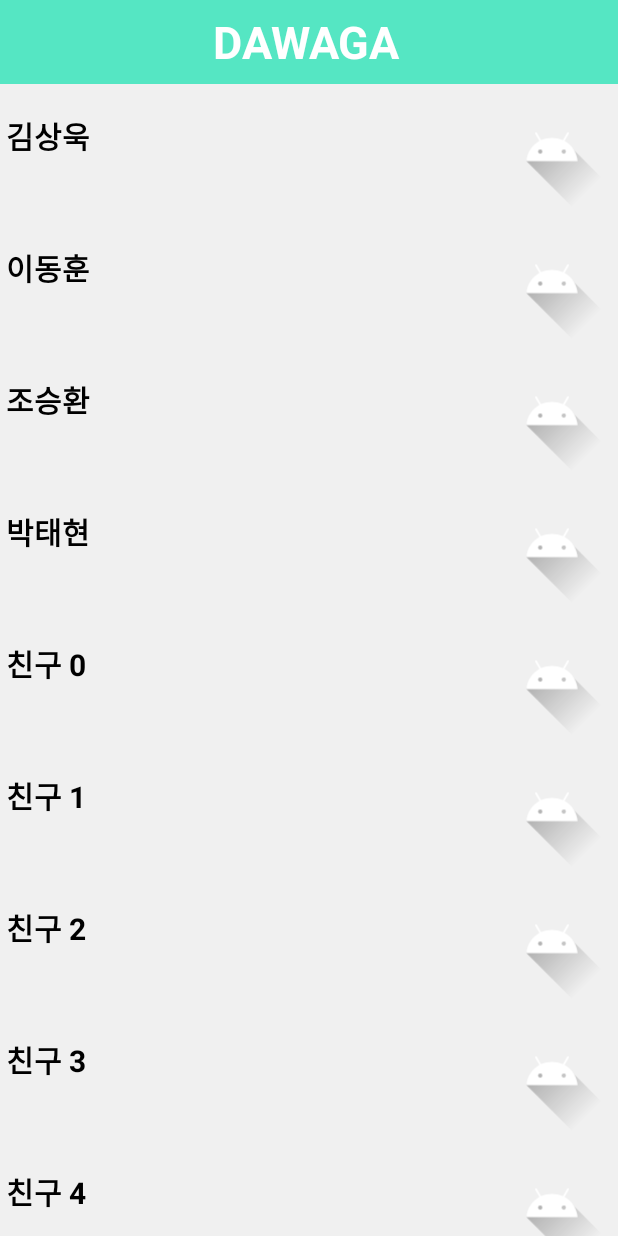
After one commit to MinjaeKim1/MyPlanner, an Android app: the Friend_list screen opened directly, with no data from a screen before it, on a phone screen of 412 x 824 dp. The commit adds this screen. Run offline under Robolectric (Android 15) with nearby library versions, the phone set to English and light mode, and no system bars.

Commit message:
add friend list prototype

```diff
--- a/app/build.gradle
+++ b/app/build.gradle
@@ -34,6 +34,7 @@ android {
 dependencies {
 
     implementation 'com.android.support:multidex:1.0.3'
+    implementation 'androidx.recyclerview:recyclerview:1.2.0'
     implementation 'androidx.multidex:multidex:2.0.1'
     implementation 'androidx.appcompat:appcompat:1.2.0'
     implementation 'com.google.android.material:material:1.3.0'
@@ -45,6 +46,8 @@ dependencies {
     implementation 'com.google.firebase:firebase-core:18.0.3'
     implementation 'com.google.firebase:firebase-database:19.7.0'
     implementation 'com.google.firebase:firebase-auth:20.0.4'
+    implementation 'androidx.recyclerview:recyclerview:1.2.0'
+    implementation 'androidx.cardview:cardview:1.0.0'
     testImplementation 'junit:junit:4.13.2'
     implementation 'androidx.legacy:legacy-support-v4:1.0.0'
     testImplementation 'junit:junit:4.+'
--- a/app/src/main/AndroidManifest.xml
+++ b/app/src/main/AndroidManifest.xml
@@ -17,6 +17,7 @@
             android:name="com.naver.maps.map.CLIENT_ID"
             android:value="dxpds3tna7" />
         <activity android:name=".MapActivity"></activity>
+        <activity android:name=".Friend_list"></activity>
 
 
         <activity android:name=".CalendarActivity"/>
--- /dev/null
+++ b/app/src/main/java/com/gachon/dawaga/Friend_list.java
@@ -0,0 +1,79 @@
+package com.gachon.dawaga;
+
+import android.graphics.Color;
+import android.graphics.drawable.ColorDrawable;
+import android.os.Bundle;
+import android.widget.Toast;
+
+import androidx.annotation.Nullable;
+import androidx.appcompat.app.AppCompatActivity;
+import androidx.appcompat.widget.Toolbar;
+import androidx.recyclerview.widget.LinearLayoutManager;
+import androidx.recyclerview.widget.RecyclerView;
+
+import java.util.ArrayList;
+
+
+public class Friend_list extends AppCompatActivity implements MyRecyclerAdapter.MyRecyclerViewClickListener {
+
+    ArrayList<ItemData> dataList = new ArrayList<>();
+    int[] sample = {R.drawable.ic_launcher_foreground};
+
+    Toolbar toolbar;
+
+    final MyRecyclerAdapter adapter = new MyRecyclerAdapter(dataList);
+    static int i=0;
+
+    @Override
+    protected void onCreate(Bundle savedInstanceState) {
+        super.onCreate(savedInstanceState);
+        setContentView(R.layout.activity_friends_list);
+
+        toolbar = findViewById(R.id.toolbar_friend);
+        //상단 툴바 설정
+        setSupportActionBar(toolbar);
+        getSupportActionBar().setDisplayShowCustomEnabled(true); // 커스터마이징 하기 위해 필요
+        getSupportActionBar().setBackgroundDrawable(new ColorDrawable(Color.parseColor("#55e6c3"))); // 툴바 배경색
+
+        RecyclerView recyclerView = findViewById(R.id.recyclerView);
+        RecyclerView.LayoutManager layoutManager = new LinearLayoutManager(this);
+        recyclerView.setLayoutManager(layoutManager);
+
+        dataList.add(new ItemData(sample[0],"김상욱",""));
+        dataList.add(new ItemData(sample[0],"이동훈",""));
+        dataList.add(new ItemData(sample[0],"조승환",""));
+        dataList.add(new ItemData(sample[0],"박태현",""));
+
+        for (int i=0; i<10; i++) {
+            dataList.add(new ItemData(sample[0], "친구 "+i, ""));
+        }
+
+        recyclerView.setAdapter(adapter);
+        adapter.setOnClickListener(this);
+
+    }
+
+    @Override
+    public void onItemClicked(int position) {
+        Toast.makeText(getApplicationContext(), "Item : "+position, Toast.LENGTH_SHORT).show();
+    }
+
+    public void onTitleClicked(int position) {
+        Toast.makeText(getApplicationContext(), "Title : "+position, Toast.LENGTH_SHORT).show();
+    }
+
+    public void onContentClicked(int position) {
+        Toast.makeText(getApplicationContext(), "Content : "+position, Toast.LENGTH_SHORT).show();
+    }
+
+    @Override
+    public void onImageViewClicked(int position) {
+        Toast.makeText(getApplicationContext(), "Image : "+position, Toast.LENGTH_SHORT).show();
+    }
+
+    public void onItemLongClicked(int position) {
+        adapter.remove(position);
+        Toast.makeText(getApplicationContext(),
+                dataList.get(position).getTitle()+" is removed",Toast.LENGTH_SHORT).show();
+    }
+}
--- /dev/null
+++ b/app/src/main/java/com/gachon/dawaga/ItemData.java
@@ -0,0 +1,38 @@
+package com.gachon.dawaga;
+
+public class ItemData {
+    int image;
+    String title;
+    String content;
+
+
+    public ItemData(int image, String title, String content) {
+        this.image = image;
+        this.title = title;
+        this.content = content;
+    }
+
+    public String getTitle() {
+        return title;
+    }
+
+    public void setTitle(String title) {
+        this.title = title;
+    }
+
+    public String getContent() {
+        return content;
+    }
+
+    public void setContent(String content) {
+        this.content = content;
+    }
+
+    public int getImage() {
+        return image;
+    }
+
+    public void setImage(int image) {
+        this.image = image;
+    }
+}
--- a/app/src/main/java/com/gachon/dawaga/MainActivity.java
+++ b/app/src/main/java/com/gachon/dawaga/MainActivity.java
@@ -82,6 +82,11 @@ public class MainActivity extends AppCompatActivity {
                         startActivity(intent_map);
                         break;
 
+                    case R.id.item_friend:
+                        Intent intent_friend = new Intent (MainActivity.this, Friend_list.class);
+                        startActivity(intent_friend);
+                        break;
+
                     case R.id.item_logout:
                         Toast.makeText(getApplicationContext(),"로그아웃 예정입니다.",Toast.LENGTH_LONG).show();
                         break;
--- /dev/null
+++ b/app/src/main/java/com/gachon/dawaga/MyRecyclerViewAdapter.java
@@ -0,0 +1,117 @@
+package com.gachon.dawaga;
+
+import android.graphics.drawable.ShapeDrawable;
+import android.graphics.drawable.shapes.OvalShape;
+import android.view.LayoutInflater;
+import android.view.View;
+import android.view.ViewGroup;
+import android.widget.ImageView;
+import android.widget.TextView;
+
+import androidx.annotation.NonNull;
+import androidx.recyclerview.widget.RecyclerView;
+
+import java.util.ArrayList;
+
+class MyRecyclerAdapter extends RecyclerView.Adapter<MyRecyclerAdapter.ViewHolder> {
+
+    private ArrayList<ItemData> itemData;
+    public MyRecyclerAdapter(ArrayList<ItemData> itemData) {
+        this.itemData = itemData;
+    }
+
+    public interface MyRecyclerViewClickListener{
+        void onItemClicked(int position);
+        void onTitleClicked(int position);
+        void onContentClicked(int position);
+        void onItemLongClicked(int position);
+        void onImageViewClicked(int position);
+    }
+
+
+    private MyRecyclerViewClickListener mListener;
+
+    public void setOnClickListener(MyRecyclerViewClickListener listener) {
+        this.mListener = listener;
+    }
+
+
+    @NonNull
+    @Override
+    public ViewHolder onCreateViewHolder(@NonNull ViewGroup parent, int viewType) {
+        View view = LayoutInflater.from(parent.getContext())
+                .inflate(R.layout.item_list, parent, false);
+        return new ViewHolder(view);
+    }
+
+    @Override
+    public void onBindViewHolder(@NonNull final ViewHolder holder, int position) {
+        ItemData item = itemData.get(position);
+        holder.title.setText(item.getTitle());
+        holder.content.setText(item.getContent());
+        holder.image.setImageResource(item.getImage());
+
+        if (mListener != null) {
+            final int pos = position;
+            holder.itemView.setOnClickListener(new View.OnClickListener() {
+                @Override
+                public void onClick(View v) {
+                    mListener.onItemClicked(pos);
+                }
+            });
+            holder.title.setOnClickListener(new View.OnClickListener() {
+                @Override
+                public void onClick(View v) {
+                    mListener.onTitleClicked(pos);
+                }
+            });
+            holder.content.setOnClickListener(new View.OnClickListener() {
+                @Override
+                public void onClick(View v) {
+                    mListener.onContentClicked(pos);
+                }
+            });
+            holder.image.setOnClickListener(new View.OnClickListener() {
+                @Override
+                public void onClick(View v) {
+                    mListener.onImageViewClicked(pos);
+                }
+            });
+            holder.itemView.setOnLongClickListener(new View.OnLongClickListener() {
+                @Override
+                public boolean onLongClick(View v) {
+                    mListener.onItemLongClicked(holder.getAdapterPosition());
+                    return true;
+                }
+            });
+        }
+    }
+
+    @Override
+    public int getItemCount() {
+        return itemData.size();
+    }
+
+    public class ViewHolder extends RecyclerView.ViewHolder {
+        TextView title;
+        TextView content;
+        ImageView image;
+        public ViewHolder(@NonNull View itemView) {
+            super(itemView);
+            title = itemView.findViewById(R.id.title);
+            content = itemView.findViewById(R.id.content);
+            image = itemView.findViewById(R.id.image);
+
+        }
+    }
+
+    //리스트 삭제 이벤트
+    public void remove(int position){
+        try {
+            itemData.remove(position);
+            notifyDataSetChanged();
+        } catch (IndexOutOfBoundsException e){
+            e.printStackTrace();
+        }
+    }
+}
--- /dev/null
+++ b/app/src/main/res/layout/activity_friends_list.xml
@@ -0,0 +1,35 @@
+<?xml version="1.0" encoding="utf-8"?>
+<LinearLayout xmlns:android="http://schemas.android.com/apk/res/android"
+    xmlns:app="http://schemas.android.com/apk/res-auto"
+    xmlns:tools="http://schemas.android.com/tools"
+    android:layout_width="match_parent"
+    android:layout_height="match_parent"
+    tools:context=".Friend_list"
+    android:orientation="vertical">
+    <androidx.appcompat.widget.Toolbar
+        android:id="@+id/toolbar_friend"
+        android:layout_width="match_parent"
+        android:layout_height="wrap_content"
+        android:minHeight="?attr/actionBarSize"
+        android:theme="@style/Theme.Dawaga"
+        app:popupTheme="@style/Theme.Dawaga">
+
+        <TextView
+            android:layout_width="match_parent"
+            android:layout_height="wrap_content"
+            android:gravity="center"
+            android:text="DAWAGA"
+            android:textSize="30dp"
+            android:layout_marginRight="20dp"
+            android:textColor="@color/white"
+            android:textStyle="bold">
+        </TextView>
+    </androidx.appcompat.widget.Toolbar>
+
+    <androidx.recyclerview.widget.RecyclerView
+        android:layout_width="match_parent"
+        android:layout_height="match_parent"
+        android:id="@+id/recyclerView"
+        android:background="#F0F0F0"/>
+
+</LinearLayout>
--- /dev/null
+++ b/app/src/main/res/layout/item_list.xml
@@ -0,0 +1,39 @@
+<?xml version="1.0" encoding="utf-8"?>
+<LinearLayout xmlns:android="http://schemas.android.com/apk/res/android"
+    android:orientation="horizontal"
+    android:layout_width="match_parent"
+    android:layout_height="wrap_content"
+    android:padding="4dp">
+
+    <LinearLayout
+        android:layout_width="wrap_content"
+        android:layout_height="wrap_content"
+        android:orientation="vertical"
+        android:layout_weight="1"
+        android:layout_gravity="center_vertical">
+
+        <TextView
+            android:layout_width="wrap_content"
+            android:layout_height="wrap_content"
+            android:text="TITLE"
+            android:textStyle="bold"
+            android:textSize="20dp"
+            android:textColor="@android:color/black"
+            android:id="@+id/title"/>
+        <TextView
+            android:layout_width="wrap_content"
+            android:layout_height="wrap_content"
+            android:text="content"
+            android:textColor="@android:color/darker_gray"
+            android:id="@+id/content"/>
+
+    </LinearLayout>
+
+    <ImageView
+        android:layout_width="80dp"
+        android:layout_height="80dp"
+        android:scaleType="centerCrop"
+        android:id="@+id/image"
+        android:src="@mipmap/ic_launcher"/>
+
+</LinearLayout>
--- a/app/src/main/res/menu/navigation_menu.xml
+++ b/app/src/main/res/menu/navigation_menu.xml
@@ -4,6 +4,7 @@
         <item android:id="@+id/item_main" android:title="메인화면" />
         <item android:id="@+id/item_calendar" android:title="약속길 (미완)" />
         <item android:id="@+id/item_map" android:title="위치 확인 (미완)" />
+        <item android:id="@+id/item_friend" android:title="친구 목록 (미완)" />
         <item android:id="@+id/item_logout" android:title="로그아웃" />
     </group>
 </menu>
```
Also changed, not shown: app/src/main/java/com/gachon/dawaga/MapActivity.java (+9 -0 lines), app/src/main/res/layout/activity_map.xml (+25 -7 lines).
